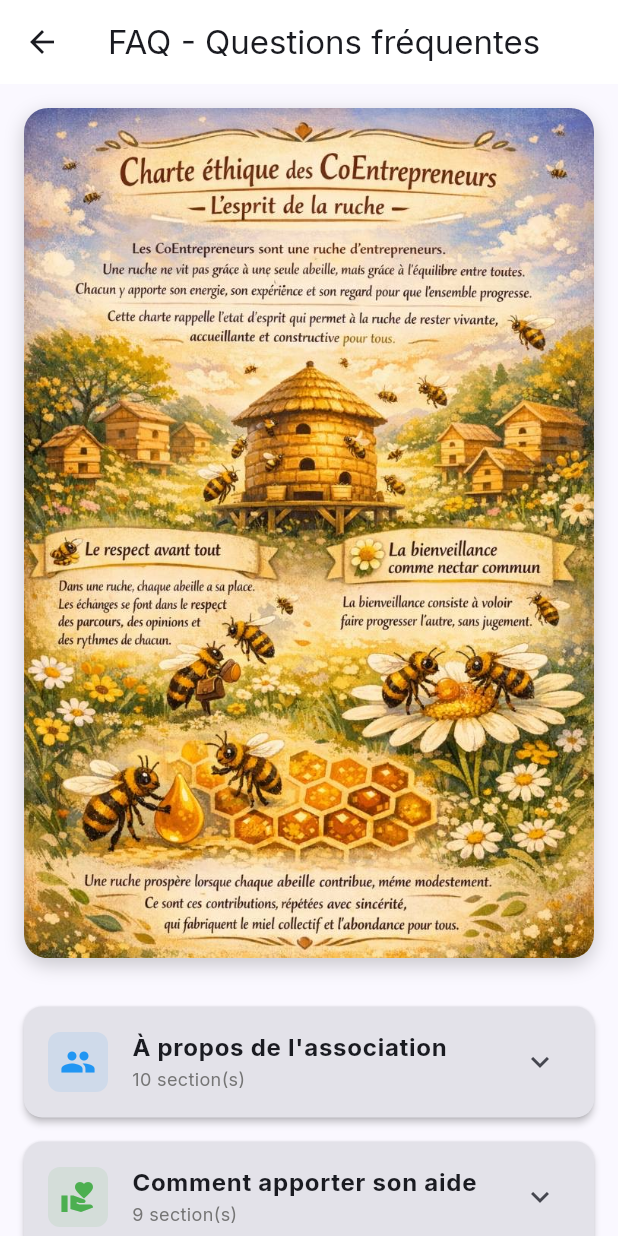
After one commit to mathiasCarlier/coentrepreneurs, a Flutter app: the FAQPage screen opened directly, on a phone screen of 412 x 824 dp. The commit adds this screen. Run offline on Flutter 3.47's test engine with Material 3 defaults, Android fonts, the phone set to English and light mode, and no system bars; our stand-ins replace cloud_firestore, firebase_auth, firebase_core, firebase_storage, go_router, google_fonts and 1 more; accounts and stored records are empty.

Commit message:
page faq

```diff
--- /dev/null
+++ b/lib/pages/faq_page.dart
@@ -0,0 +1,396 @@
+// lib/pages/faq_page.dart
+
+import 'package:flutter/material.dart';
+
+class FAQPage extends StatefulWidget {
+  const FAQPage({super.key});
+
+  @override
+  State<FAQPage> createState() => _FAQPageState();
+}
+
+class _FAQPageState extends State<FAQPage> {
+  final List<FAQCategory> _categories = [
+    FAQCategory(
+      title: 'À propos de l\'association',
+      icon: Icons.group,
+      color: Colors.blue,
+      questions: [
+        FAQItem(
+          question: 'Qu\'est-ce que l\'association des CoEntrepreneurs ?',
+          answer: 'Les CoEntrepreneurs sont une association locale qui réunit des entrepreneurs, indépendants, artisans, commerçants et porteurs de projets souhaitant avancer ensemble. L\'objectif est de rompre l\'isolement, partager les expériences, développer son activité et créer des opportunités professionnelles dans un cadre simple et bienveillant.',
+        ),
+        FAQItem(
+          question: 'À qui s\'adresse l\'association ?',
+          answer: 'L\'association s\'adresse à toute personne ayant une activité professionnelle ou un projet en cours : indépendants, micro-entrepreneurs, dirigeants de petites structures, salariés en reconversion ou créateurs d\'entreprise. Aucun niveau ou secteur d\'activité n\'est requis.',
+        ),
+        FAQItem(
+          question: 'Pourquoi adhérer plutôt que rester seul ?',
+          answer: 'Entreprendre seul est souvent plus difficile. L\'association permet d\'échanger avec des personnes qui rencontrent les mêmes problématiques : trouver des clients, organiser son activité, prendre du recul ou simplement garder la motivation. Les rencontres permettent de gagner du temps, d\'éviter certaines erreurs et de bénéficier de l\'expérience des autres.',
+        ),
+        FAQItem(
+          question: 'Quels sont les bénéfices concrets pour mon activité ?',
+          answer: 'L\'adhésion permet notamment :\n\n• Développer son réseau local\n• Se faire connaître auprès d\'autres professionnels\n• Trouver des partenaires ou des clients\n• Échanger des compétences\n• Participer à des rencontres thématiques et ateliers pratiques\n\nBeaucoup de collaborations naissent simplement des échanges informels entre membres.',
+        ),
+        FAQItem(
+          question: 'Est-ce un réseau d\'affaires ou un groupe d\'entraide ?',
+          answer: 'Les deux, mais sans obligation commerciale. L\'objectif principal reste l\'entraide et la création de liens durables. Les opportunités professionnelles viennent naturellement lorsque la confiance s\'installe entre les membres.',
+        ),
+        FAQItem(
+          question: 'Comment se déroulent les rencontres ?',
+          answer: 'Les rencontres sont conviviales et ouvertes. Elles permettent de présenter son activité, partager ses problématiques, proposer des idées ou découvrir des sujets utiles à l\'entrepreneuriat (numérique, communication, organisation, outils, etc.). Chacun peut participer à son rythme.',
+        ),
+        FAQItem(
+          question: 'Faut-il être disponible souvent ?',
+          answer: 'Non. Chaque membre participe selon ses disponibilités. L\'association n\'impose pas de présence obligatoire. L\'idée est d\'apporter de la valeur sans ajouter de contrainte supplémentaire dans le quotidien professionnel.',
+        ),
+        FAQItem(
+          question: 'Puis-je venir avant d\'adhérer ?',
+          answer: 'Oui. Il est possible de participer à une rencontre pour découvrir l\'ambiance et le fonctionnement avant de rejoindre officiellement l\'association.',
+        ),
+        FAQItem(
+          question: 'Quelle est la différence avec un réseau professionnel classique ?',
+          answer: 'Les CoEntrepreneurs privilégient la proximité, la simplicité et l\'humain. Il n\'y a pas de pression commerciale, ni d\'obligation de recommandation. Le fonctionnement repose sur le partage d\'expérience, la confiance et la coopération locale.',
+        ),
+        FAQItem(
+          question: 'Comment adhérer ?',
+          answer: 'Il suffit de participer à une rencontre ou de contacter l\'association pour obtenir les informations d\'adhésion et d\'obtenir les conditions d\'admission. L\'objectif est avant tout de s\'assurer que chacun se reconnaît dans l\'esprit du groupe.',
+        ),
+      ],
+    ),
+
+    FAQCategory(
+      title: 'Comment apporter son aide',
+      icon: Icons.volunteer_activism,
+      color: Colors.green,
+      questions: [
+        FAQItem(
+          question: 'Faut-il être expert pour aider les autres ?',
+          answer: 'Non. L\'aide ne vient pas forcément de l\'expertise technique. Un retour d\'expérience, une idée, un contact ou simplement une écoute attentive peuvent déjà débloquer une situation. Souvent, une question simple permet à quelqu\'un d\'y voir plus clair.',
+        ),
+        FAQItem(
+          question: 'Comment puis-je aider concrètement pendant une rencontre ?',
+          answer: 'Il suffit de participer activement : écouter, partager ce que tu as vécu, expliquer comment tu as résolu un problème similaire ou proposer une piste de réflexion. Les échanges informels sont souvent les plus utiles.',
+        ),
+        FAQItem(
+          question: 'Je débute, est-ce que je peux vraiment apporter quelque chose ?',
+          answer: 'Oui. Les débutants posent souvent les meilleures questions. Elles obligent à clarifier les choses et permettent à tout le monde d\'avancer. Une rencontre fonctionne quand chacun apporte son regard, pas seulement ses compétences.',
+        ),
+        FAQItem(
+          question: 'Dois-je proposer mes services ou parler de mon activité ?',
+          answer: 'Tu peux le faire naturellement, mais l\'objectif n\'est pas de vendre. L\'aide passe d\'abord par la compréhension des besoins des autres. Les collaborations arrivent ensuite, presque naturellement, lorsque la confiance s\'installe.',
+        ),
+        FAQItem(
+          question: 'Comment aider sans prendre trop de place ?',
+          answer: 'En laissant de la place aux autres. Poser des questions, reformuler, encourager les échanges permet souvent d\'aider davantage que de monopoliser la parole. Une bonne rencontre ressemble plus à une conversation qu\'à une présentation.',
+        ),
+        FAQItem(
+          question: 'Puis-je aider après la rencontre ?',
+          answer: 'Oui, et c\'est souvent là que les choses avancent vraiment. Envoyer un contact, partager un lien utile, proposer un échange rapide ou un retour d\'expérience quelques jours plus tard prolonge l\'esprit d\'entraide.',
+        ),
+        FAQItem(
+          question: 'Et si je ne sais pas quoi dire sur le moment ?',
+          answer: 'Ce n\'est pas un problème. L\'écoute est déjà une forme d\'aide. Comprendre les enjeux des autres permet parfois d\'apporter une idée plus tard, lorsque le recul est là.',
+        ),
+        FAQItem(
+          question: 'Est-ce que l\'aide doit être réciproque ?',
+          answer: 'Pas immédiatement. L\'association fonctionne sur un principe simple : chacun aide quand il peut, et reçoit de l\'aide à d\'autres moments. L\'équilibre se crée naturellement dans le temps.',
+        ),
+        FAQItem(
+          question: 'Quelle est la meilleure manière d\'aider le groupe ?',
+          answer: 'Venir avec un état d\'esprit ouvert, bienveillant et constructif. Partager les réussites comme les difficultés permet aux autres d\'apprendre plus vite et évite à chacun de refaire les mêmes erreurs.',
+        ),
+      ],
+    ),
+
+    FAQCategory(
+      title: 'Inviter un entrepreneur',
+      icon: Icons.person_add,
+      color: Colors.orange,
+      questions: [
+        FAQItem(
+          question: 'Pourquoi inviter un entrepreneur à une rencontre ?',
+          answer: 'Parce qu\'un entrepreneur travaille souvent seul. Une rencontre permet de sortir du quotidien, d\'échanger avec d\'autres personnes qui vivent les mêmes réalités et de découvrir un environnement bienveillant. L\'objectif n\'est pas de convaincre, mais de faire découvrir.',
+        ),
+        FAQItem(
+          question: 'Quelle est la bonne démarche pour inviter quelqu\'un ?',
+          answer: 'La meilleure approche reste la simplicité. Parler de ton expérience personnelle fonctionne mieux qu\'un discours préparé. Expliquer ce que les rencontres t\'apportent concrètement crée une connexion naturelle.\n\nExemples de phrases simples :\n\n• "On se retrouve entre entrepreneurs une fois par mois pour échanger simplement, sans pression commerciale. Si ça te dit, tu peux venir voir comment ça se passe."\n\n• "Ça m\'aide à prendre du recul sur mon activité, je pense que ça pourrait aussi t\'intéresser."\n\n• "Viens une fois, tu verras si l\'ambiance te plaît."',
+        ),
+        FAQItem(
+          question: 'Pourquoi l\'émotionnel est-il important dans l\'invitation ?',
+          answer: 'Un entrepreneur ne vient pas pour une structure, mais pour une ambiance. Les premiers pas sont souvent hésitants : peur de ne pas connaître, de devoir se vendre, de perdre du temps. Ce qui rassure, c\'est de sentir qu\'il sera accueilli simplement, sans jugement. L\'envie de venir naît davantage d\'un ressenti que d\'un argument.',
+        ),
+        FAQItem(
+          question: 'Comment mettre à l\'aise une personne qui vient pour la première fois ?',
+          answer: 'L\'accueillir personnellement, la présenter aux autres et rester disponible au début de la rencontre. Les premières minutes comptent énormément. Quand quelqu\'un se sent attendu et intégré rapidement, il participe naturellement.',
+        ),
+        FAQItem(
+          question: 'Faut-il expliquer tout le fonctionnement de l\'association ?',
+          answer: 'Non. Trop d\'explications peuvent créer une barrière. Il suffit de donner l\'essentiel : un moment d\'échange entre entrepreneurs locaux. Le reste se découvre sur place.',
+        ),
+        FAQItem(
+          question: 'Quelles sont les erreurs à éviter ?',
+          answer: '• Présenter la rencontre comme un réseau d\'affaires ou un lieu pour trouver des clients rapidement\n\n• Mettre de la pression pour adhérer\n\n• Promettre des résultats ou des retours commerciaux\n\n• Faire un discours trop commercial ou trop structuré\n\n• Inviter quelqu\'un sans l\'accompagner lors de sa première venue\n\nUne invitation qui ressemble à une vente crée souvent de la méfiance.',
+        ),
+        FAQItem(
+          question: 'Et si la personne ne souhaite pas venir ?',
+          answer: 'Ce n\'est pas un problème. Le bon moment n\'est pas toujours le même pour tout le monde. L\'important est de laisser la porte ouverte sans insister.',
+        ),
+        FAQItem(
+          question: 'Quel est le vrai objectif d\'une invitation réussie ?',
+          answer: 'Permettre à quelqu\'un de faire un premier pas sereinement. Quand l\'accueil est simple et sincère, la suite se fait naturellement. Les relations professionnelles solides commencent presque toujours par un moment humain réussi.',
+        ),
+      ],
+    ),
+
+    FAQCategory(
+      title: 'Le partage et le réseau',
+      icon: Icons.share,
+      color: Colors.purple,
+      questions: [
+        FAQItem(
+          question: 'Qu\'est-ce qu\'un réseau d\'entrepreneurs, au fond ?',
+          answer: 'Un réseau n\'est pas un carnet d\'adresses. C\'est un ensemble de relations vivantes où les informations, les idées et les opportunités circulent. Un réseau fonctionne quand chacun apporte un peu, pas quand chacun attend beaucoup. Ce qui crée de la valeur, ce ne sont pas les cartes de visite, mais la confiance entre les personnes.',
+        ),
+        FAQItem(
+          question: 'Pourquoi le partage est-il si important ?',
+          answer: 'Parce qu\'un entrepreneur ne peut pas tout savoir ni tout faire seul. Partager une expérience, une erreur ou une solution permet aux autres d\'avancer plus vite. Et ce qui est souvent oublié : celui qui partage apprend aussi. Expliquer, transmettre, recommander renforce sa propre compréhension et sa crédibilité.',
+        ),
+        FAQItem(
+          question: 'Beaucoup d\'entrepreneurs gardent leurs contacts ou leurs idées. Est-ce une bonne stratégie ?',
+          answer: 'À court terme, cela peut donner l\'impression de se protéger. À long terme, cela isole. Un réseau fermé finit par s\'appauvrir. À l\'inverse, un entrepreneur qui partage devient naturellement une personne ressource. Et les personnes ressources sont celles que l\'on recommande spontanément.',
+        ),
+        FAQItem(
+          question: 'Pourquoi le bouche-à-oreille reste la première source de nouveaux clients ?',
+          answer: 'Parce que la confiance ne se fabrique pas avec de la publicité. Quand quelqu\'un recommande un professionnel, il engage sa propre réputation. Cette recommandation vaut plus que n\'importe quel argument commercial. Le bouche-à-oreille naît presque toujours d\'une relation humaine positive.',
+        ),
+        FAQItem(
+          question: 'Est-ce que partager signifie donner sans rien recevoir ?',
+          answer: 'Non. Le partage n\'est pas un sacrifice, c\'est un échange dans le temps. L\'aide ne revient pas forcément de la même personne, ni immédiatement. Mais dans un groupe actif, celui qui contribue finit toujours par recevoir en retour, souvent de manière inattendue.',
+        ),
+        FAQItem(
+          question: 'Comment partager concrètement lors d\'une rencontre ?',
+          answer: 'En parlant de ses expériences réelles, en citant des contacts utiles, en orientant quelqu\'un vers la bonne personne, ou simplement en prenant le temps d\'écouter. Parfois, une mise en relation de deux minutes crée plus de valeur qu\'une longue présentation.',
+        ),
+        FAQItem(
+          question: 'Pourquoi l\'humain est-il naturellement fait pour partager ?',
+          answer: 'Depuis toujours, les groupes humains avancent grâce à la coopération. Les connaissances, les outils et les savoir-faire se transmettent. L\'entrepreneuriat moderne donne parfois l\'illusion qu\'il faut se battre seul, alors que les projets les plus solides naissent souvent d\'échanges et de collaborations.',
+        ),
+        FAQItem(
+          question: 'Que se passe-t-il quand le partage devient naturel dans un groupe ?',
+          answer: 'Le climat change. Les discussions deviennent plus ouvertes, les problèmes se résolvent plus vite, et les opportunités apparaissent sans être forcées. Le réseau cesse d\'être un lieu où l\'on cherche des clients et devient un espace où l\'on construit des relations durables.',
+        ),
+      ],
+    ),
+
+    FAQCategory(
+      title: 'Charte éthique',
+      icon: Icons.policy,
+      color: Colors.amber,
+      questions: [
+        FAQItem(
+          question: 'L\'esprit de la ruche',
+          answer: 'Les CoEntrepreneurs sont une ruche d\'entrepreneurs. Une ruche ne vit pas grâce à une seule abeille, mais grâce à l\'équilibre entre toutes. Chacun y apporte son énergie, son expérience et son regard pour que l\'ensemble progresse.\n\nCette charte rappelle l\'état d\'esprit qui permet à la ruche de rester vivante, accueillante et constructive pour tous.',
+        ),
+        FAQItem(
+          question: 'Le respect avant tout',
+          answer: 'Dans une ruche, chaque abeille a sa place. Les échanges se font dans le respect des parcours, des opinions et des rythmes de chacun.\n\nLes attitudes dominantes, les jugements ou les comportements centrés sur l\'ego fragilisent l\'équilibre du groupe. La réussite individuelle est encouragée lorsqu\'elle s\'inscrit dans le respect collectif.',
+        ),
+        FAQItem(
+          question: 'La bienveillance comme nectar commun',
+          answer: 'La bienveillance consiste à vouloir faire progresser l\'autre, sans jugement. Chacun peut partager ses réussites comme ses difficultés en toute sécurité.\n\nLes CoEntrepreneurs sont aussi un espace où l\'on peut demander de l\'aide lorsque l\'activité devient difficile, lorsque le doute s\'installe ou lorsque l\'isolement se fait sentir. Une ruche forte soutient ses abeilles dans les moments plus fragiles.',
+        ),
+        FAQItem(
+          question: 'La simplicité plutôt que l\'apparence',
+          answer: 'Les rencontres privilégient l\'authenticité. Ici, on ne vient pas pour impressionner, mais pour échanger simplement.\n\nLes postures d\'expert, les discours trop commerciaux ou les démonstrations d\'ego éloignent du fonctionnement naturel de la ruche. La simplicité crée la confiance, et la confiance permet aux relations de durer.',
+        ),
+        FAQItem(
+          question: 'La collaboration plutôt que la compétition',
+          answer: 'Une abeille ne garde pas le pollen pour elle seule. Le partage d\'informations, d\'expériences et de contacts permet à chacun d\'avancer plus vite.\n\nLes CoEntrepreneurs encouragent les coopérations et les mises en relation. Le succès de l\'un nourrit souvent les opportunités des autres.',
+        ),
+        FAQItem(
+          question: 'La joie comme énergie de la ruche',
+          answer: 'Entreprendre est exigeant. Les rencontres sont aussi là pour retrouver de l\'élan, de la légèreté et du plaisir à échanger.\n\nLa joie, l\'humour et la convivialité font partie intégrante de la ruche. Un environnement positif permet de garder la motivation et de traverser les périodes plus complexes avec plus de force.',
+        ),
+        FAQItem(
+          question: 'Le soutien sans jugement',
+          answer: 'Prendre des décisions entrepreneuriales peut être difficile. La ruche est un espace où l\'on peut exposer ses doutes, ses choix ou ses hésitations sans crainte d\'être jugé.\n\nLes échanges ont pour objectif d\'éclairer, jamais d\'imposer. Chacun reste libre de ses décisions, tout en bénéficiant du regard collectif.',
+        ),
+        FAQItem(
+          question: 'L\'abondance plutôt que le manque',
+          answer: 'La ruche fonctionne sur un principe d\'abondance. Partager une idée, un contact ou une opportunité n\'appauvrit pas, au contraire. Plus les échanges circulent, plus les opportunités apparaissent.\n\nLe bouche-à-oreille, la recommandation et la confiance naissent naturellement dans un environnement où l\'on donne avant de chercher à recevoir.',
+        ),
+        FAQItem(
+          question: 'L\'équilibre de la ruche',
+          answer: 'Chacun est libre de participer à sa manière, mais chacun est aussi responsable de l\'ambiance collective. Lorsque l\'état d\'esprit s\'éloigne durablement de ces valeurs, un échange peut être proposé afin de préserver l\'harmonie du groupe.',
+        ),
+        FAQItem(
+          question: 'Notre engagement commun',
+          answer: 'Nous choisissons de construire un réseau humain, respectueux et vivant. Un lieu où l\'on peut avancer, partager, demander de l\'aide, célébrer les réussites et traverser les difficultés ensemble.\n\nUne ruche prospère lorsque chaque abeille contribue, même modestement. Ce sont ces contributions, répétées avec sincérité, qui fabriquent le miel collectif et l\'abondance pour tous.',
+        ),
+      ],
+    ),
+  ];
+
+  @override
+  Widget build(BuildContext context) {
+    final isDark = Theme.of(context).brightness == Brightness.dark;
+
+    return Scaffold(
+      appBar: AppBar(
+        title: const Text('FAQ - Questions fréquentes'),
+        elevation: 0,
+        backgroundColor: isDark ? const Color.fromARGB(255, 17, 17, 17) : Colors.white,
+      ),
+      body: SingleChildScrollView(
+        child: Column(
+          children: [
+            _buildCharteImage(),
+            ListView.builder(
+              shrinkWrap: true,
+              physics: const NeverScrollableScrollPhysics(),
+              padding: const EdgeInsets.all(16),
+              itemCount: _categories.length,
+              itemBuilder: (context, index) {
+                return _buildCategoryCard(_categories[index], isDark);
+              },
+            ),
+          ],
+        ),
+      ),
+    );
+  }
+
+  Widget _buildCharteImage() {
+    return Container(
+      width: double.infinity,
+      margin: const EdgeInsets.all(16),
+      decoration: BoxDecoration(
+        borderRadius: BorderRadius.circular(16),
+        boxShadow: [
+          BoxShadow(
+            color: Colors.black.withOpacity(0.2),
+            blurRadius: 10,
+            offset: const Offset(0, 4),
+          ),
+        ],
+      ),
+      child: ClipRRect(
+        borderRadius: BorderRadius.circular(16),
+        child: Image.asset(
+          'assets/images/charte_ethique.jpg',
+          fit: BoxFit.cover,
+        ),
+      ),
+    );
+  }
+
+  Widget _buildCategoryCard(FAQCategory category, bool isDark) {
+    return Card(
+      margin: const EdgeInsets.only(bottom: 16),
+      elevation: 2,
+      shape: RoundedRectangleBorder(borderRadius: BorderRadius.circular(12)),
+      child: Theme(
+        data: Theme.of(context).copyWith(dividerColor: Colors.transparent),
+        child: ExpansionTile(
+          leading: Container(
+            padding: const EdgeInsets.all(8),
+            decoration: BoxDecoration(
+              color: category.color.withOpacity(0.1),
+              borderRadius: BorderRadius.circular(8),
+            ),
+            child: Icon(category.icon, color: category.color),
+          ),
+          title: Text(
+            category.title,
+            style: const TextStyle(fontWeight: FontWeight.bold, fontSize: 16),
+          ),
+          subtitle: Text(
+            '${category.questions.length} section(s)',
+            style: TextStyle(
+              fontSize: 12,
+              color: isDark ? Colors.grey[400] : Colors.grey[600],
+            ),
+          ),
+          children: category.questions.map((faq) {
+            return _buildFAQItem(faq, isDark);
+          }).toList(),
+        ),
+      ),
+    );
+  }
+
+  Widget _buildFAQItem(FAQItem faq, bool isDark) {
+    return Container(
+      margin: const EdgeInsets.symmetric(horizontal: 16, vertical: 8),
+      padding: const EdgeInsets.all(16),
+      decoration: BoxDecoration(
+        color: isDark ? Colors.grey[850] : Colors.grey[50],
+        borderRadius: BorderRadius.circular(8),
+        border: Border.all(
+          color: isDark ? Colors.grey[700]! : Colors.grey[200]!,
+        ),
+      ),
+      child: Column(
+        crossAxisAlignment: CrossAxisAlignment.start,
+        children: [
+          Row(
+            crossAxisAlignment: CrossAxisAlignment.start,
+            children: [
+              Icon(
+                Icons.question_answer,
+                size: 20,
+                color: isDark ? Colors.blue[300] : Colors.blue[600],
+              ),
+              const SizedBox(width: 8),
+              Expanded(
+                child: Text(
+                  faq.question,
+                  style: TextStyle(
+                    fontWeight: FontWeight.bold,
+                    fontSize: 14,
+                    color: isDark ? Colors.blue[300] : Colors.blue[700],
+                  ),
+                ),
+              ),
+            ],
+          ),
+          const SizedBox(height: 12),
+          Text(
+            faq.answer,
+            style: TextStyle(
+              fontSize: 14,
+              height: 1.5,
+              color: isDark ? Colors.grey[300] : Colors.grey[800],
+            ),
+          ),
+        ],
+      ),
+    );
+  }
+}
+
+// Modèles de données
+class FAQCategory {
+  final String title;
+  final IconData icon;
+  final Color color;
+  final List<FAQItem> questions;
+
+  FAQCategory({
+    required this.title,
+    required this.icon,
+    required this.color,
+    required this.questions,
+  });
+}
+
+class FAQItem {
+  final String question;
+  final String answer;
+
+  FAQItem({
+    required this.question,
+    required this.answer,
+  });
+}
--- a/lib/pages/home_page.dart
+++ b/lib/pages/home_page.dart
@@ -16,6 +16,7 @@ import 'package:coentrepreneurs/pages/directory_page.dart';
 import 'package:coentrepreneurs/pages/settings_page.dart';
 import 'package:coentrepreneurs/pages/messages_page.dart';
 import 'package:coentrepreneurs/pages/admin_events_page.dart';
+import 'package:coentrepreneurs/pages/faq_page.dart';
 
 class HomePage extends StatefulWidget {
   const HomePage({super.key});
@@ -135,10 +136,23 @@ class _HomePageState extends State<HomePage> {
 
     return Scaffold(
       appBar: AppBar(
-        title: const Text('Accueil'),
+        title: const Text('Comment pouvons-nous vous aider ?'),
         elevation: 0,
         backgroundColor: isDark ? const Color.fromARGB(255, 17, 17, 17) : Colors.white,
         actions: [
+          // NOUVEAU : Bouton FAQ
+          IconButton(
+            onPressed: () {
+              Navigator.of(context).push(
+                MaterialPageRoute(
+                  builder: (context) => const FAQPage(),
+                ),
+              );
+            },
+            icon: const Icon(Icons.help_outline, size: 24),
+            tooltip: 'FAQ',
+          ),
+          // Bouton paramètres existant
           IconButton(
             onPressed: () {
               final auth = context.read<AuthService>();
@@ -156,10 +170,10 @@ class _HomePageState extends State<HomePage> {
             icon: const Icon(Icons.settings, size: 24),
             tooltip: 'Paramètres',
           ),
-          TextButton.icon(
+          IconButton(
             onPressed: _logout,
-            icon: const Icon(Icons.logout, size: 18),
-            label: const Text('Déconnexion'),
+            icon: const Icon(Icons.logout, size: 24),
+            tooltip: 'Déconnexion',
           ),
           const SizedBox(width: 8),
         ],
```
Also changed, not shown: pubspec.yaml (+7 -0 lines), assets/images/charte_ethique.jpg (added), pubspec.lock, 3 other files.
